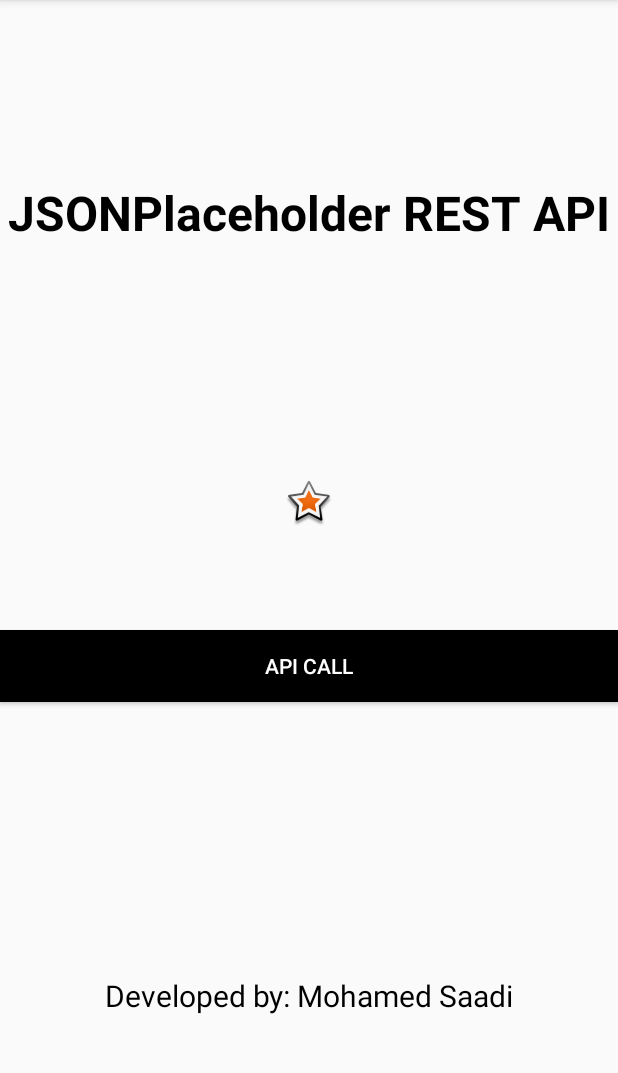
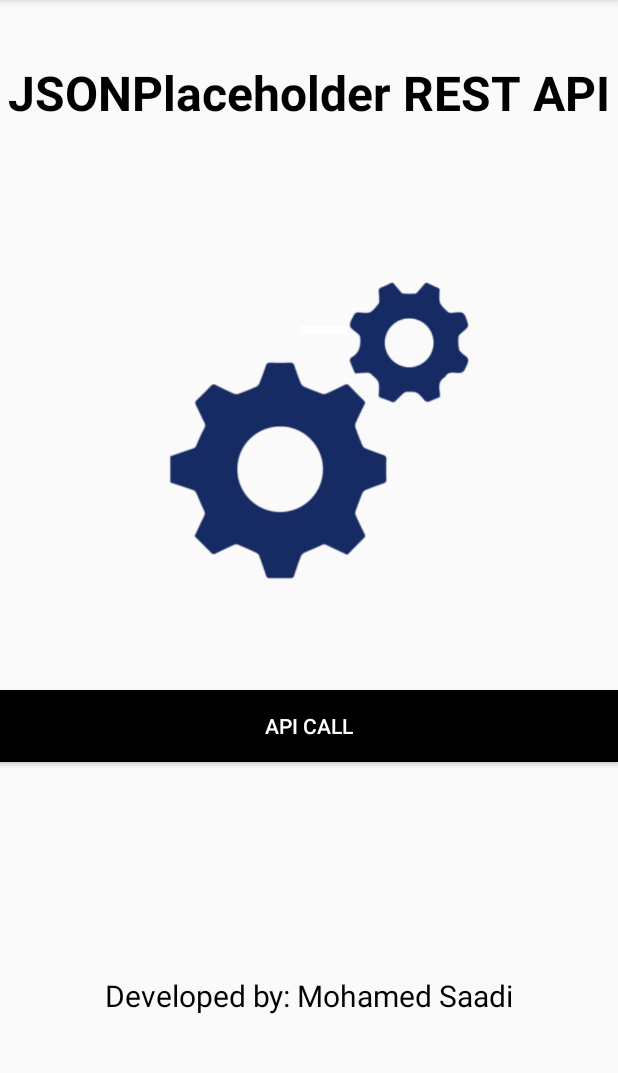
Before and after one commit to moefsaadi/Kotlin-Adventure, an Android app: the screen it shows after launch (MainActivity), on a phone screen of 412 x 824 dp, the part 84-1157 px from its top. Run offline under Robolectric (Android 15) with nearby library versions, the phone set to English and light mode, and no system bars.

Commit message:
Updated ImageView with new picture & Centered TextViews/Button

```diff
--- a/app/src/main/res/layout/activity_main.xml
+++ b/app/src/main/res/layout/activity_main.xml
@@ -10,7 +10,7 @@
         android:id="@+id/mainTitle"
         android:layout_width="match_parent"
         android:layout_height="wrap_content"
-        android:layout_marginTop="120dp"
+        android:layout_marginTop="40dp"
         android:text="JSONPlaceholder REST API"
         android:textSize="32sp"
         android:textColor="@color/black"
@@ -23,16 +23,18 @@
         android:id="@+id/img"
         android:layout_width="match_parent"
         android:layout_height="wrap_content"
-        android:layout_marginTop="320dp"
+        android:layout_marginTop="80dp"
+        android:src="@drawable/img"
+        android:layout_marginLeft="80dp"
+        android:layout_marginRight="60dp"
         app:layout_constraintStart_toStartOf="parent"
-        app:layout_constraintTop_toTopOf="parent"
-        app:srcCompat="@android:drawable/star_big_on" />
+        app:layout_constraintTop_toTopOf="parent" />
 
     <androidx.appcompat.widget.AppCompatButton
         android:id="@+id/button"
         android:layout_width="match_parent"
         android:layout_height="wrap_content"
-        android:layout_marginTop="420dp"
+        android:layout_marginTop="460dp"
         android:text="API Call"
         android:textColor="@color/white"
         android:background="@color/black"
```
Also changed, not shown: app/src/main/res/drawable/img.png (added), app/src/main/shaout-playstore.png (added).
